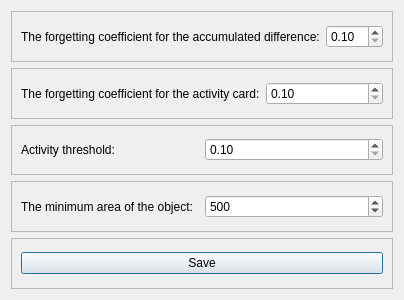
Qt form views/ui/settings.ui (Vityshha/motion-control) before a commit.
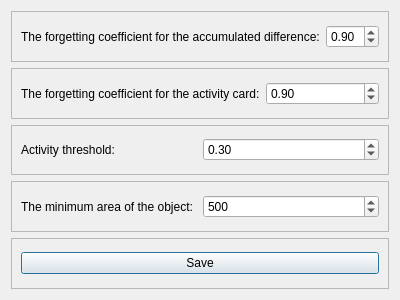
The same form after that commit.

Patch:
```diff
--- a/views/ui/settings.ui
+++ b/views/ui/settings.ui
@@ -35,6 +35,12 @@
         <property name="minimum">
          <double>0.100000000000000</double>
         </property>
+        <property name="maximum">
+         <double>1.000000000000000</double>
+        </property>
+        <property name="value">
+         <double>0.900000000000000</double>
+        </property>
        </widget>
       </item>
      </layout>
@@ -61,6 +67,12 @@
         <property name="minimum">
          <double>0.100000000000000</double>
         </property>
+        <property name="maximum">
+         <double>1.000000000000000</double>
+        </property>
+        <property name="value">
+         <double>0.900000000000000</double>
+        </property>
        </widget>
       </item>
      </layout>
@@ -87,6 +99,12 @@
         <property name="minimum">
          <double>0.100000000000000</double>
         </property>
+        <property name="maximum">
+         <double>1.000000000000000</double>
+        </property>
+        <property name="value">
+         <double>0.300000000000000</double>
+        </property>
        </widget>
       </item>
      </layout>
```
Left out of the diff: 10 changed lines with no effect on the pictures.
